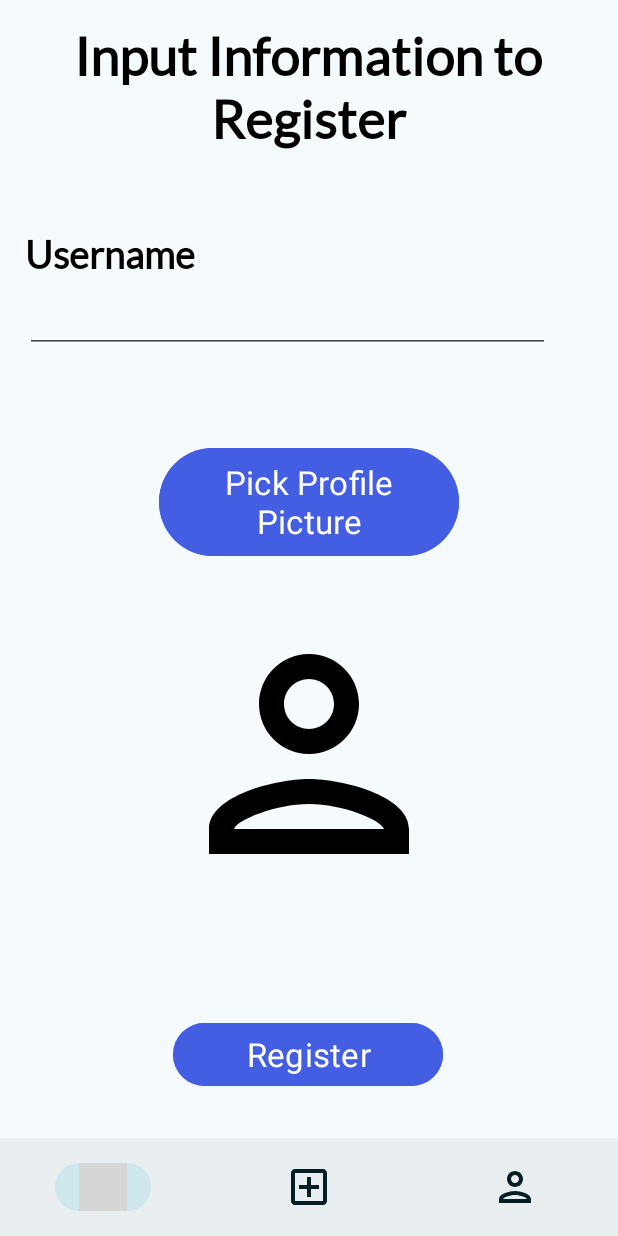
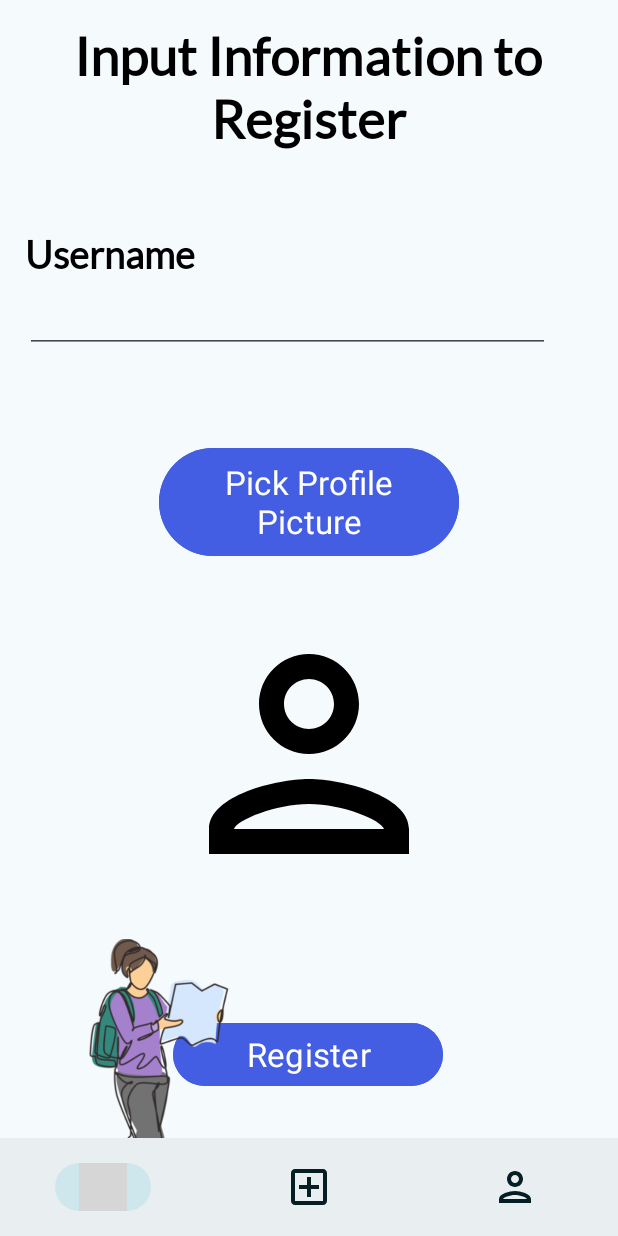
Before and after one commit to MatthewHilliard/MBT-LocateMate, an Android app: the fragment RegisterFragment placed in its activity, on a phone screen of 412 x 824 dp. Run offline under Robolectric (Android 15) with nearby library versions, the phone set to English and light mode, and no system bars; our stand-ins replace Firebase (no records; nobody signed in at launch, a user with empty details on screens opened directly), Picasso; pictures from the network do not load; Roboto replaces fonts that are not available here; grey boxes are pictures that could not be loaded.

Commit message:
Fixed issue with images not being able to be taken on actual device

```diff
--- a/app/src/main/java/com/example/mbt_locatemate/Fragments/CreatePostFragment.kt
+++ b/app/src/main/java/com/example/mbt_locatemate/Fragments/CreatePostFragment.kt
@@ -114,7 +114,7 @@ class CreatePostFragment: Fragment(), OnMapReadyCallback, GoogleMap.OnMarkerClic
         takePic.setOnClickListener {
             GlobalScope.launch(Dispatchers.IO) {
                 val intent = Intent(MediaStore.ACTION_IMAGE_CAPTURE)
-                val dir = Environment.getExternalStoragePublicDirectory(Environment.DIRECTORY_DCIM)
+                val dir = context?.getExternalFilesDir(Environment.DIRECTORY_DCIM)
                 imageName = UUID.randomUUID().toString() + ".jpeg"
                 val currOutput = File(dir, imageName)
                 output = currOutput
--- a/app/src/main/res/layout/fragment_register.xml
+++ b/app/src/main/res/layout/fragment_register.xml
@@ -95,4 +95,14 @@
         app:layout_constraintStart_toStartOf="parent"
         app:layout_constraintTop_toBottomOf="@+id/profilePicture" />
 
+    <ImageView
+        android:id="@+id/imageView"
+        android:layout_width="match_parent"
+        android:layout_height="wrap_content"
+        android:layout_marginBottom="-100dp"
+        android:src="@drawable/explore_register"
+        app:layout_constraintBottom_toBottomOf="parent"
+        app:layout_constraintEnd_toEndOf="parent"
+        app:layout_constraintStart_toStartOf="parent" />
+
 </androidx.constraintlayout.widget.ConstraintLayout>
```
Also changed, not shown: app/src/main/res/drawable/explore_register.webp (added).
